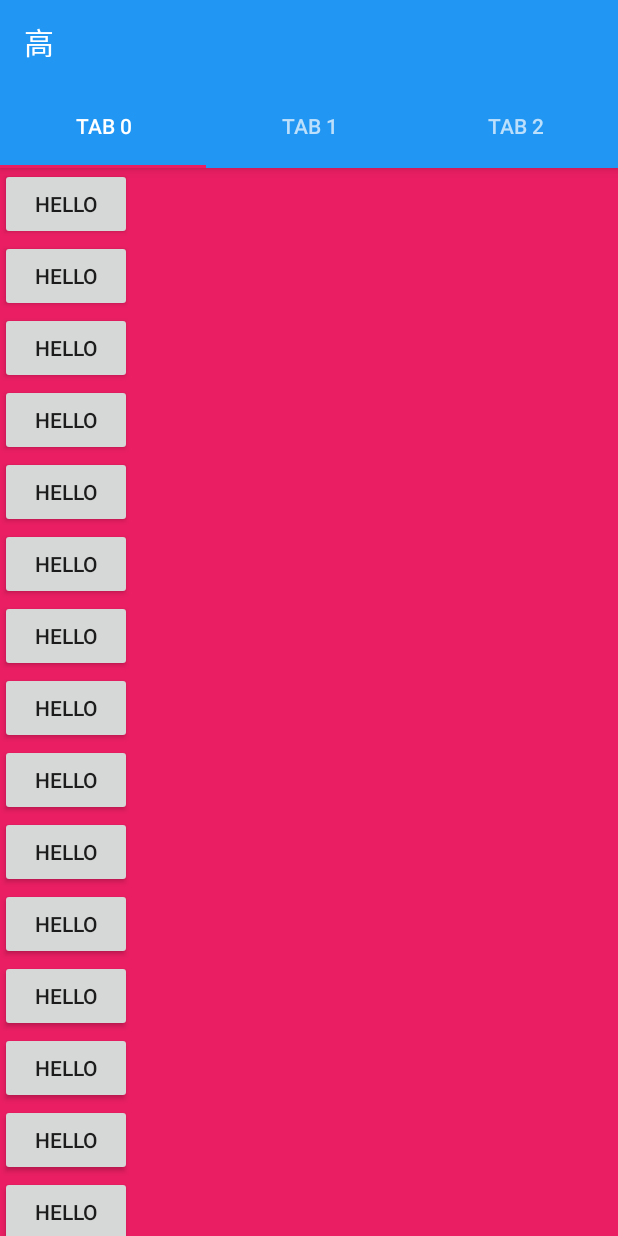
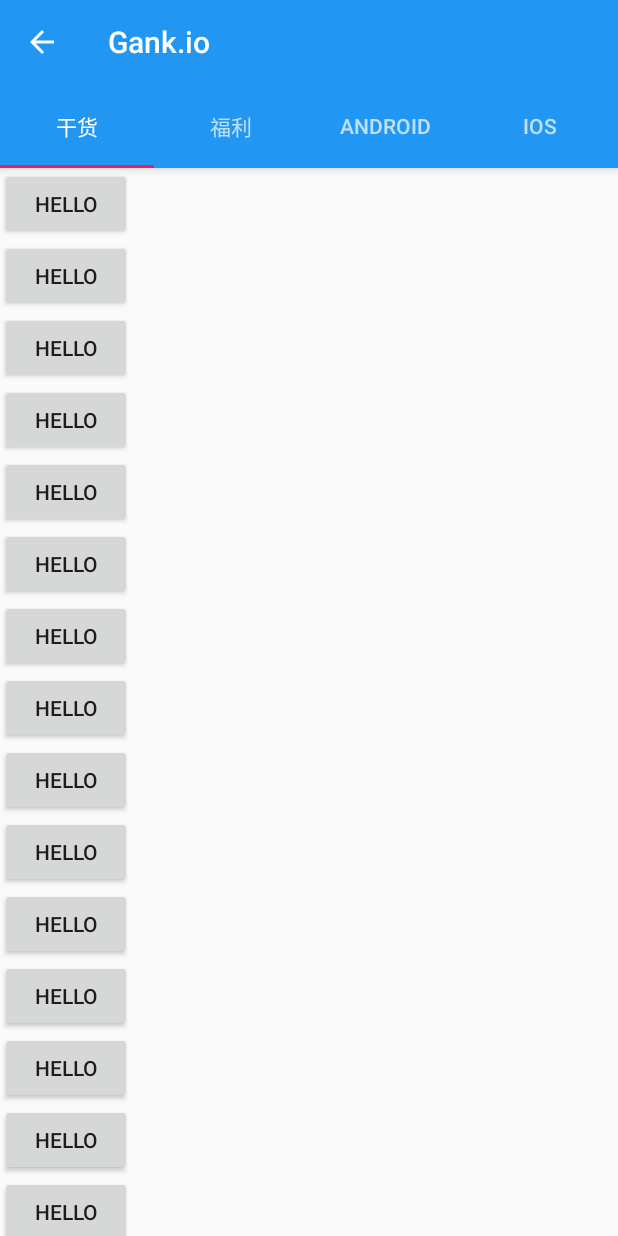
Before and after one commit to goreycn/GGAndroidStudy, an Android app: the NamesFragment screen opened directly, with no data from a screen before it, on a phone screen of 412 x 824 dp. Run offline under Robolectric (Android 15) with nearby library versions, the phone set to English and light mode, and no system bars; libraries missing offline, so code that uses them is left out: com.facebook.drawee, com.github.kittinunf.fuel; pictures from the network do not load; 4 statements that could not run were skipped.

```diff
--- a/app/src/main/AndroidManifest.xml
+++ b/app/src/main/AndroidManifest.xml
@@ -2,12 +2,16 @@
 <manifest xmlns:android="http://schemas.android.com/apk/res/android"
     package="goreyjp.com.ggandroidstudy">
 
+    <uses-permission android:name="android.permission.INTERNET" />
+
     <application
+        android:name=".App"
         android:allowBackup="true"
         android:icon="@mipmap/icon"
         android:label="@string/app_name"
         android:supportsRtl="true"
         android:theme="@style/AppTheme">
+
         <activity
             android:name=".MainActivity"
             android:screenOrientation="portrait"
@@ -18,7 +22,9 @@
                 <category android:name="android.intent.category.LAUNCHER" />
             </intent-filter>
         </activity>
+
         <activity android:name=".activity.ViewPagerActivity" />
+
     </application>
 
 </manifest>
--- a/app/src/main/java/goreyjp/com/ggandroidstudy/activity/ViewPagerActivity.kt
+++ b/app/src/main/java/goreyjp/com/ggandroidstudy/activity/ViewPagerActivity.kt
@@ -4,7 +4,10 @@ import android.os.Bundle
 import android.support.v4.app.Fragment
 import android.support.v4.app.FragmentPagerAdapter
 import android.support.v7.app.AppCompatActivity
+import android.view.MenuItem
 import goreyjp.com.ggandroidstudy.R
+import goreyjp.com.ggandroidstudy.extesions.gg_showLeftBarButton
+import goreyjp.com.ggandroidstudy.fragment.MeiziFrag
 import goreyjp.com.ggandroidstudy.fragment.NamesFragment
 import goreyjp.com.ggandroidstudy.fragment.TitlesFragment
 import kotlinx.android.synthetic.main.activity_view_pager.*
@@ -18,28 +21,48 @@ class ViewPagerActivity : AppCompatActivity() {
 
         setSupportActionBar(toolbar_names)
 
+        gg_showLeftBarButton()
+
+        supportActionBar?.setDisplayShowTitleEnabled(false)
+
+        toolbar_names.title = "Gank.io"
 
         viewPager.adapter = object: FragmentPagerAdapter(supportFragmentManager) {
 
             override fun getItem(position: Int): Fragment {
-                if (position == 1){
-                    return TitlesFragment()
-                }
-                else {
-                    return NamesFragment()
+                when (position) {
+                    0 -> return NamesFragment()
+                    1 -> return MeiziFrag()
+                    2 -> return TitlesFragment()
+                    3 -> return TitlesFragment()
+                    else -> return TitlesFragment()
                 }
             }
 
             override fun getCount(): Int {
-                return 3
+                return 4
             }
 
             override fun getPageTitle(position: Int): CharSequence {
-                return "tab ${position}"
+                when (position) {
+                    0 -> return "干货"
+                    1 -> return "福利"
+                    2 -> return "Android"
+                    3 -> return "iOS"
+                    else -> return ""
+                }
             }
         }
 
 
         tabLayout.setupWithViewPager(viewPager)
     }
+
+
+    override fun onOptionsItemSelected(item: MenuItem?): Boolean {
+        if (item?.itemId == android.R.id.home){
+            finish()
+        }
+        return super.onOptionsItemSelected(item)
+    }
 }
--- /dev/null
+++ b/app/src/main/java/goreyjp/com/ggandroidstudy/common/HttpCommon.kt
@@ -0,0 +1,4 @@
+package goreyjp.com.ggandroidstudy.common
+
+// Gank.io 福利分页请求URL
+const val MeiziUrl:String = "http://gank.io/api/search/query/listview/category/福利/count/10/page/"
--- a/app/src/main/java/goreyjp/com/ggandroidstudy/extesions/ActivityExt.kt
+++ b/app/src/main/java/goreyjp/com/ggandroidstudy/extesions/ActivityExt.kt
@@ -4,5 +4,5 @@ import android.support.v7.app.AppCompatActivity
 
 // 是否显示返回按钮
 fun AppCompatActivity.gg_showLeftBarButton(show:Boolean = true) {
-    supportActionBar?.setDisplayShowHomeEnabled(show)
+    supportActionBar?.setDisplayHomeAsUpEnabled(show)
 }
--- /dev/null
+++ b/app/src/main/java/goreyjp/com/ggandroidstudy/extesions/SuperRecyclerViewExt.kt
@@ -0,0 +1,18 @@
+package goreyjp.com.ggandroidstudy.extesions
+
+import android.support.v4.widget.SwipeRefreshLayout
+import com.malinskiy.superrecyclerview.R
+import com.malinskiy.superrecyclerview.SuperRecyclerView
+
+
+// 没有更新内容时, 禁用掉 加载更多
+fun SuperRecyclerView.disableAskMore(){
+    val mPtrLayout = findViewById(R.id.ptr_layout) as SwipeRefreshLayout
+    mPtrLayout.isEnabled = false
+}
+
+// 重新开启加载更多
+fun SuperRecyclerView.enableAskMore(){
+    val mPtrLayout = findViewById(R.id.ptr_layout) as SwipeRefreshLayout
+    mPtrLayout.isEnabled = true
+}
--- /dev/null
+++ b/app/src/main/java/goreyjp/com/ggandroidstudy/fragment/MeiziFrag.kt
@@ -0,0 +1,124 @@
+package goreyjp.com.ggandroidstudy.fragment
+
+import android.net.Uri
+import android.os.Bundle
+import android.support.v4.app.Fragment
+import android.support.v7.widget.LinearLayoutManager
+import android.support.v7.widget.RecyclerView
+import android.view.LayoutInflater
+import android.view.View
+import android.view.ViewGroup
+import android.widget.TextView
+import com.facebook.drawee.view.SimpleDraweeView
+import com.github.kittinunf.fuel.android.extension.responseJson
+import com.github.kittinunf.fuel.httpGet
+import goreyjp.com.ggandroidstudy.R
+import goreyjp.com.ggandroidstudy.common.MeiziUrl
+import goreyjp.com.ggandroidstudy.extesions.disableAskMore
+import goreyjp.com.ggandroidstudy.extesions.enableAskMore
+import kotlinx.android.synthetic.main.frag_super_recycle_view.*
+import org.jetbrains.anko.support.v4.act
+import org.json.JSONArray
+import org.json.JSONObject
+
+class MeiziFrag() : Fragment() {
+
+    // 妹子数据源
+    var meiziItems = arrayListOf<JSONObject>()
+
+
+    override fun onCreateView(inflater: LayoutInflater?, container: ViewGroup?, savedInstanceState: Bundle?): View? {
+        return inflater?.inflate(R.layout.frag_super_recycle_view, container, false)
+    }
+
+    override fun onStart() {
+        super.onStart()
+
+        superRecyclerView.setLayoutManager(LinearLayoutManager(act))
+
+        superRecyclerView.setRefreshListener {
+            loadMore(true)
+        }
+
+        superRecyclerView.setupMoreListener({ a, b, c ->
+            loadMore()
+        }, 1)
+
+        superRecyclerView.adapter = object : RecyclerView.Adapter<RecyclerView.ViewHolder?>() {
+
+            override fun onCreateViewHolder(parent: ViewGroup?, viewType: Int): RecyclerView.ViewHolder? {
+                val view =  act.layoutInflater.inflate(R.layout.cell_meizi, parent, false)
+                return MeiziViewHolder(view)
+            }
+
+            override fun getItemCount(): Int {
+                return meiziItems.count()
+            }
+
+            override fun onBindViewHolder(holder: RecyclerView.ViewHolder?, position: Int) {
+
+                val meizi = meiziItems[position]
+
+                val mv = holder as MeiziViewHolder
+
+                val uri = Uri.parse(meizi.getString("url"))
+                mv.ivAvatar.setImageURI(uri)
+                mv.lbName.text = meizi.getString("desc")
+
+            }
+        }
+
+        loadMore()
+    }
+
+
+    fun loadMore(isRefresh:Boolean = false){
+
+        // 当前总数
+        val currItemCount = superRecyclerView.adapter.itemCount
+
+        // 待请求的数据分页
+        var pageIndex = currItemCount/10 + 1
+
+        if (isRefresh){
+            meiziItems.clear()
+            pageIndex = 1
+            superRecyclerView.enableAskMore()
+        }
+
+        val url = "${MeiziUrl}${pageIndex}"
+
+        url.httpGet().responseJson { request, response, result ->
+            val (d, e) = result
+            if (e == null) {
+                val arr = d?.obj()?.get("results") as JSONArray
+                if (arr.length() > 0) {
+
+                    for (i in 0..(arr.length() - 1)) {
+                        meiziItems.add(arr.get(i) as JSONObject)
+                    }
+
+                    // 没有更多时
+                    if (arr.length() < 10) {
+                        superRecyclerView.disableAskMore()
+                    }
+
+                }
+            }
+
+            superRecyclerView.adapter.notifyDataSetChanged()
+        }
+
+    }
+}
+
+class MeiziViewHolder(view: View) : RecyclerView.ViewHolder(view) {
+
+    var ivAvatar: SimpleDraweeView
+    var lbName:TextView
+
+    init {
+        ivAvatar = view.findViewById(R.id.ivAvatar) as SimpleDraweeView
+        lbName = view.findViewById(R.id.lbName) as TextView
+    }
+}
--- a/app/src/main/res/layout/activity_view_pager.xml
+++ b/app/src/main/res/layout/activity_view_pager.xml
@@ -38,7 +38,6 @@
         android:id="@+id/viewPager"
         android:layout_width="match_parent"
         android:layout_height="match_parent"
-        android:background="@color/colorAccent"
         app:layout_behavior="@string/appbar_scrolling_view_behavior" />
 
 
```
Also changed, not shown: app/build.gradle (+9 -1 lines), app/src/main/java/goreyjp/com/ggandroidstudy/App.kt (added, +12 -0 lines), app/src/main/java/goreyjp/com/ggandroidstudy/fragment/NamesFragment.kt (+1 -37 lines), app/src/main/res/layout/cell_meizi.xml (added, +28 -0 lines), app/src/main/res/layout/frag_super_recycle_view.xml (added, +7 -0 lines).
